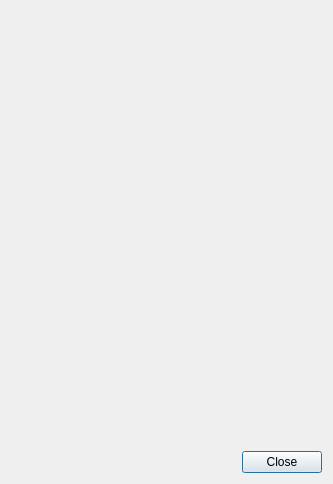
This is src/trackvolumesdialog.ui in gitGNU/gnu_tutka as Qt 5 draws it before an edit. The edited form follows.
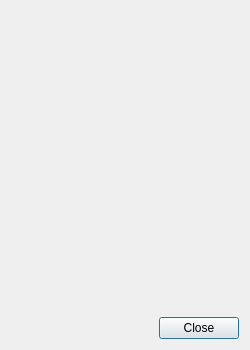
This is the edited form.

Patch:
```diff
--- a/src/trackvolumesdialog.ui
+++ b/src/trackvolumesdialog.ui
@@ -6,8 +6,8 @@
    <rect>
     <x>0</x>
     <y>0</y>
-    <width>333</width>
-    <height>484</height>
+    <width>250</width>
+    <height>350</height>
    </rect>
   </property>
   <property name="windowTitle">
@@ -30,8 +30,8 @@
        <rect>
         <x>0</x>
         <y>0</y>
-        <width>315</width>
-        <height>433</height>
+        <width>226</width>
+        <height>286</height>
        </rect>
       </property>
       <layout class="QHBoxLayout" name="horizontalLayout_2"/>
```
